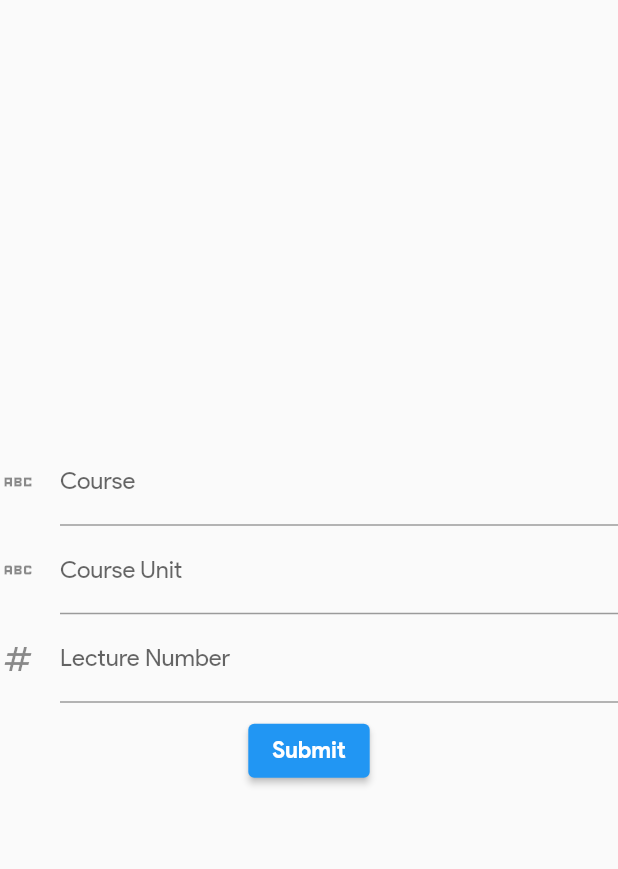
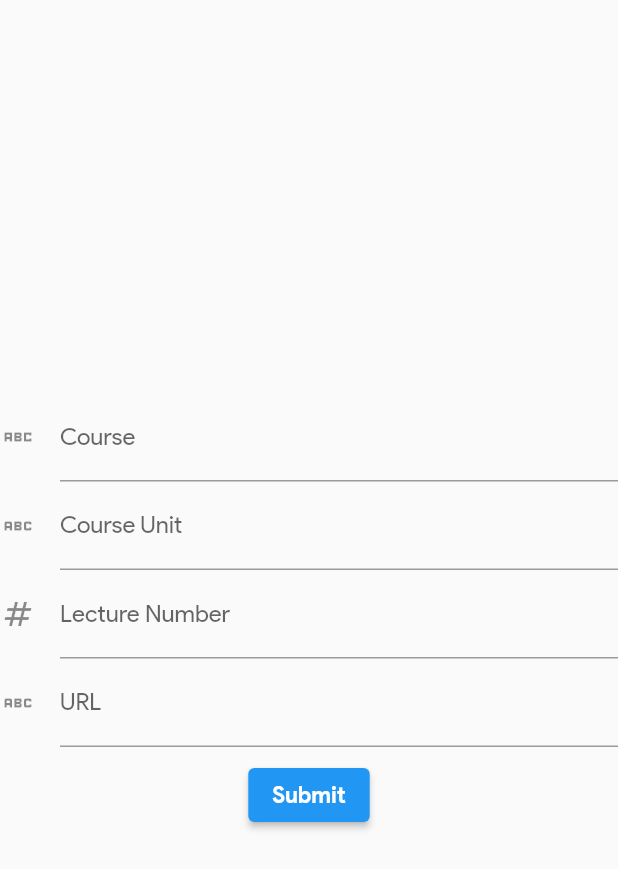
Before and after one commit to jay67nie/stuatt, a Flutter app: the MyForm screen opened directly, on a phone screen of 412 x 824 dp. Shown: the top 869 px of the screen. Run offline on Flutter 3.47's test engine with Material 2 defaults, Android fonts, the phone set to English and light mode, and no system bars; our stand-ins replace cloud_firestore, firebase_auth, firebase_core, google_fonts, qr_flutter; missing offline and left inert: barcode_scan2; accounts and stored records are empty.

Commit message:
NEW FIELD

```diff
--- a/lib/QRGeneration/middlepage.dart
+++ b/lib/QRGeneration/middlepage.dart
@@ -72,6 +72,13 @@ class _LecturerForm extends State<MyForm>{
               labelText: 'Lecture Number',
             ),
           ),
+          TextFormField(
+            decoration: const InputDecoration(
+              icon: Icon(Icons.abc_outlined),
+              hintText: 'Enter the url',
+              labelText: 'URL',
+            ),
+          ),
           Column(mainAxisAlignment: MainAxisAlignment.center,
               children: [
                 Center(
```
